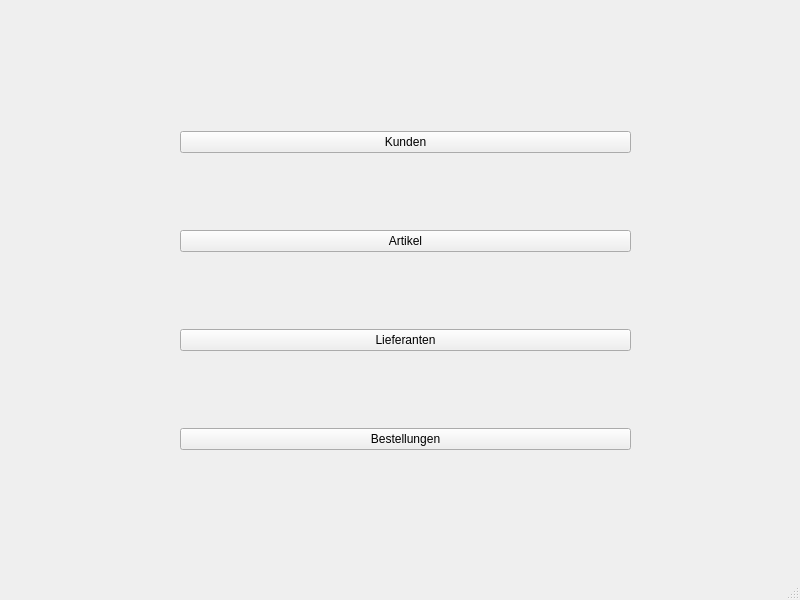
The window that mainwindow.ui (luis-we/SchulaufgabePRO) describes before a commit, drawn with Qt 5.
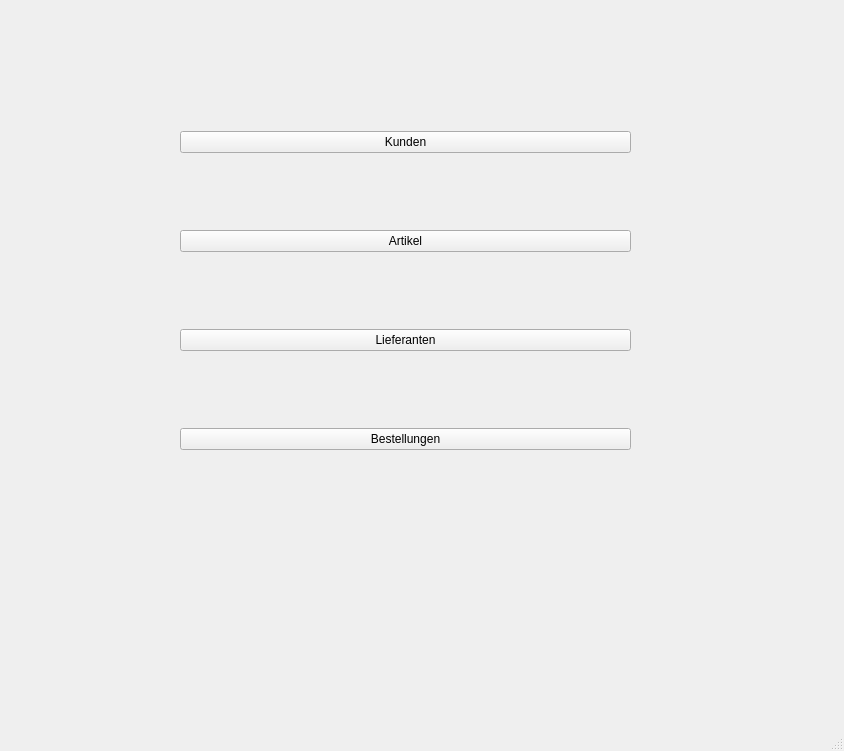
The same window after the commit.

What changed in the file:
```diff
--- a/mainwindow.ui
+++ b/mainwindow.ui
@@ -6,8 +6,8 @@
    <rect>
     <x>0</x>
     <y>0</y>
-    <width>800</width>
-    <height>600</height>
+    <width>844</width>
+    <height>751</height>
    </rect>
   </property>
   <property name="windowTitle">
```
Left out of the diff: 4 changed lines with no effect on the pictures.
